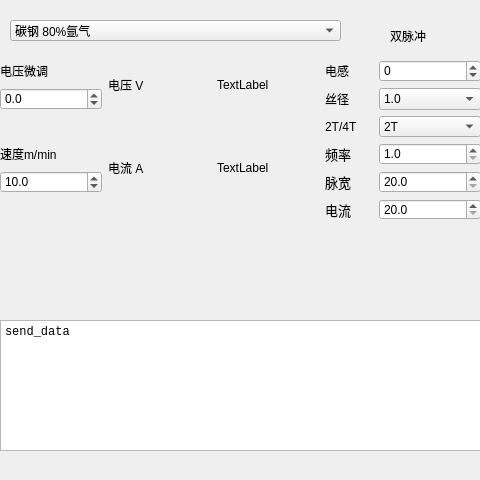
Above: untitled4/dialog_double_pulse.ui from ZIME-KING/QT_Learn before the change. Below: the same form after it.
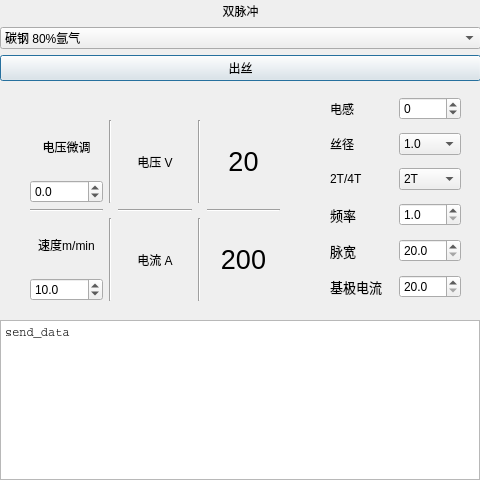
That is the form after the change.

Diff of the .ui file:
```diff
--- a/untitled4/dialog_double_pulse.ui
+++ b/untitled4/dialog_double_pulse.ui
@@ -13,92 +13,281 @@
   <property name="windowTitle">
    <string>Dialog</string>
   </property>
-  <widget class="QComboBox" name="comboBox_3">
-   <property name="geometry">
-    <rect>
-     <x>10</x>
-     <y>20</y>
-     <width>331</width>
-     <height>21</height>
-    </rect>
-   </property>
-   <property name="editable">
-    <bool>false</bool>
-   </property>
-   <property name="duplicatesEnabled">
-    <bool>false</bool>
-   </property>
-   <property name="frame">
-    <bool>true</bool>
-   </property>
-   <item>
-    <property name="text">
-     <string>碳钢 80%氩气</string>
-    </property>
-   </item>
-   <item>
-    <property name="text">
-     <string>不锈钢 80%氩气</string>
-    </property>
-   </item>
-   <item>
-    <property name="text">
-     <string>不锈钢 97.5%氩气</string>
-    </property>
-   </item>
-   <item>
-    <property name="text">
-     <string>铜硅合金 100%氩气</string>
-    </property>
-   </item>
-   <item>
-    <property name="text">
-     <string>铝硅合金 100%氩气</string>
-    </property>
-   </item>
-   <item>
-    <property name="text">
-     <string>铝镁合金</string>
-    </property>
-   </item>
-  </widget>
   <widget class="QTextEdit" name="textEdit">
    <property name="geometry">
     <rect>
      <x>0</x>
      <y>320</y>
-     <width>481</width>
-     <height>131</height>
+     <width>480</width>
+     <height>160</height>
     </rect>
    </property>
    <property name="font">
     <font>
-     <family>Courier New</family>
-     <pointsize>16</pointsize>
+     <family>Courier</family>
+     <pointsize>15</pointsize>
     </font>
    </property>
    <property name="html">
     <string>&lt;!DOCTYPE HTML PUBLIC &quot;-//W3C//DTD HTML 4.0//EN&quot; &quot;http://www.w3.org/TR/REC-html40/strict.dtd&quot;&gt;
 &lt;html&gt;&lt;head&gt;&lt;meta name=&quot;qrichtext&quot; content=&quot;1&quot; /&gt;&lt;meta charset=&quot;utf-8&quot; /&gt;&lt;style type=&quot;text/css&quot;&gt;
 p, li { white-space: pre-wrap; }
-&lt;/style&gt;&lt;/head&gt;&lt;body style=&quot; font-family:'Courier New'; font-size:16pt; font-weight:400; font-style:normal;&quot;&gt;
+&lt;/style&gt;&lt;/head&gt;&lt;body style=&quot; font-family:'Courier'; font-size:15pt; font-weight:400; font-style:normal;&quot;&gt;
 &lt;p style=&quot; margin-top:0px; margin-bottom:0px; margin-left:0px; margin-right:0px; -qt-block-indent:0; text-indent:0px;&quot;&gt;&lt;span style=&quot; font-family:'Microsoft YaHei UI'; font-size:9pt;&quot;&gt;send_data&lt;/span&gt;&lt;/p&gt;&lt;/body&gt;&lt;/html&gt;</string>
    </property>
   </widget>
-  <widget class="QWidget" name="layoutWidget">
+  <widget class="QWidget" name="">
    <property name="geometry">
     <rect>
-     <x>0</x>
-     <y>60</y>
-     <width>481</width>
-     <height>241</height>
+     <x>330</x>
+     <y>90</y>
+     <width>131</width>
+     <height>221</height>
     </rect>
    </property>
-   <layout class="QGridLayout" name="gridLayout">
-    <property name="sizeConstraint">
-     <enum>QLayout::SetMaximumSize</enum>
-    </property>
-    <item row="0" column="1" rowspan="2">
+   <layout class="QGridLayout" name="gridLayout_7">
+    <item row="0" column="0">
+     <layout class="QGridLayout" name="gridLayout">
+      <item row="0" column="0">
+       <widget class="QLabel" name="label_2">
+        <property name="minimumSize">
+         <size>
+          <width>24</width>
+          <height>21</height>
+         </size>
+        </property>
+        <property name="lineWidth">
+         <number>3</number>
+        </property>
+        <property name="text">
+         <string>电感</string>
+        </property>
+       </widget>
+      </item>
+      <item row="0" column="1">
+       <widget class="QSpinBox" name="spinBox">
+        <property name="minimum">
+         <number>-10</number>
+        </property>
+        <property name="maximum">
+         <number>10</number>
+        </property>
+       </widget>
+      </item>
+     </layout>
+    </item>
+    <item row="1" column="0">
+     <layout class="QGridLayout" name="gridLayout_2">
+      <item row="0" column="0">
+       <widget class="QLabel" name="label_6">
+        <property name="minimumSize">
+         <size>
+          <width>24</width>
+          <height>21</height>
+         </size>
+        </property>
+        <property name="lineWidth">
+         <number>3</number>
+        </property>
+        <property name="text">
+         <string>丝径</string>
+        </property>
+       </widget>
+      </item>
+      <item row="0" column="1">
+       <widget class="QComboBox" name="comboBox">
+        <item>
+         <property name="text">
+          <string>1.0</string>
+         </property>
+        </item>
+        <item>
+         <property name="text">
+          <string>0.8</string>
+         </property>
+        </item>
+        <item>
+         <property name="text">
+          <string>0.9</string>
+         </property>
+        </item>
+       </widget>
+      </item>
+     </layout>
+    </item>
+    <item row="2" column="0">
+     <layout class="QGridLayout" name="gridLayout_3">
+      <item row="0" column="0">
+       <widget class="QLabel" name="label_8">
+        <property name="minimumSize">
+         <size>
+          <width>33</width>
+          <height>21</height>
+         </size>
+        </property>
+        <property name="lineWidth">
+         <number>3</number>
+        </property>
+        <property name="text">
+         <string>2T/4T</string>
+        </property>
+       </widget>
+      </item>
+      <item row="0" column="1">
+       <widget class="QComboBox" name="comboBox_2">
+        <item>
+         <property name="text">
+          <string>2T</string>
+         </property>
+        </item>
+        <item>
+         <property name="text">
+          <string>4T</string>
+         </property>
+        </item>
+       </widget>
+      </item>
+     </layout>
+    </item>
+    <item row="3" column="0">
+     <layout class="QGridLayout" name="gridLayout_4">
+      <item row="0" column="0">
+       <widget class="QLabel" name="label_4">
+        <property name="minimumSize">
+         <size>
+          <width>48</width>
+          <height>21</height>
+         </size>
+        </property>
+        <property name="font">
+         <font>
+          <pointsize>10</pointsize>
+          <italic>false</italic>
+          <bold>false</bold>
+          <kerning>true</kerning>
+         </font>
+        </property>
+        <property name="lineWidth">
+         <number>3</number>
+        </property>
+        <property name="text">
+         <string>频率</string>
+        </property>
+       </widget>
+      </item>
+      <item row="0" column="1">
+       <widget class="QDoubleSpinBox" name="doubleSpinBox_2">
+        <property name="decimals">
+         <number>1</number>
+        </property>
+        <property name="minimum">
+         <double>1.000000000000000</double>
+        </property>
+        <property name="maximum">
+         <double>2.500000000000000</double>
+        </property>
+        <property name="singleStep">
+         <double>0.100000000000000</double>
+        </property>
+       </widget>
+      </item>
+     </layout>
+    </item>
+    <item row="4" column="0">
+     <layout class="QGridLayout" name="gridLayout_5">
+      <item row="0" column="0">
+       <widget class="QLabel" name="label_9">
+        <property name="minimumSize">
+         <size>
+          <width>48</width>
+          <height>21</height>
+         </size>
+        </property>
+        <property name="font">
+         <font>
+          <pointsize>10</pointsize>
+          <italic>false</italic>
+          <bold>false</bold>
+          <kerning>true</kerning>
+         </font>
+        </property>
+        <property name="lineWidth">
+         <number>3</number>
+        </property>
+        <property name="text">
+         <string>脉宽</string>
+        </property>
+       </widget>
+      </item>
+      <item row="0" column="1">
+       <widget class="QDoubleSpinBox" name="doubleSpinBox_4">
+        <property name="decimals">
+         <number>1</number>
+        </property>
+        <property name="minimum">
+         <double>20.000000000000000</double>
+        </property>
+        <property name="maximum">
+         <double>80.000000000000000</double>
+        </property>
+        <property name="singleStep">
+         <double>1.000000000000000</double>
+        </property>
+       </widget>
+      </item>
+     </layout>
+    </item>
+    <item row="5" column="0">
+     <layout class="QGridLayout" name="gridLayout_6">
+      <item row="0" column="0">
+       <widget class="QLabel" name="label_13">
+        <property name="font">
+         <font>
+          <pointsize>10</pointsize>
+          <italic>false</italic>
+          <bold>false</bold>
+          <kerning>true</kerning>
+         </font>
+        </property>
+        <property name="lineWidth">
+         <number>3</number>
+        </property>
+        <property name="text">
+         <string>基极电流</string>
+        </property>
+       </widget>
+      </item>
+      <item row="0" column="1">
+       <widget class="QDoubleSpinBox" name="doubleSpinBox_5">
+        <property name="decimals">
+         <number>1</number>
+        </property>
+        <property name="minimum">
+         <double>20.000000000000000</double>
+        </property>
+        <property name="maximum">
+         <double>99.000000000000000</double>
+        </property>
+        <property name="singleStep">
+         <double>1.000000000000000</double>
+        </property>
+       </widget>
+      </item>
+     </layout>
+    </item>
+   </layout>
+  </widget>
+  <widget class="QWidget" name="">
+   <property name="geometry">
+    <rect>
+     <x>30</x>
+     <y>120</y>
+     <width>250</width>
+     <height>181</height>
+    </rect>
+   </property>
+   <layout class="QGridLayout" name="gridLayout_10">
+    <item row="0" column="2">
      <widget class="QLabel" name="label_5">
       <property name="lineWidth">
        <number>3</number>
@@ -106,226 +295,139 @@
       <property name="text">
        <string>电压 V</string>
       </property>
-     </widget>
-    </item>
-    <item row="3" column="4">
-     <widget class="QDoubleSpinBox" name="doubleSpinBox_2">
-      <property name="decimals">
-       <number>1</number>
+      <property name="alignment">
+       <set>Qt::AlignCenter</set>
       </property>
-      <property name="minimum">
-       <double>1.000000000000000</double>
-      </property>
-      <property name="maximum">
-       <double>2.500000000000000</double>
-      </property>
-      <property name="singleStep">
-       <double>0.100000000000000</double>
-      </property>
      </widget>
     </item>
-    <item row="2" column="3">
-     <widget class="QLabel" name="label_8">
-      <property name="minimumSize">
-       <size>
-        <width>33</width>
-        <height>21</height>
-       </size>
+    <item row="2" column="1">
+     <widget class="Line" name="line_4">
+      <property name="orientation">
+       <enum>Qt::Vertical</enum>
       </property>
-      <property name="lineWidth">
-       <number>3</number>
-      </property>
-      <property name="text">
-       <string>2T/4T</string>
-      </property>
      </widget>
     </item>
-    <item row="1" column="3">
-     <widget class="QLabel" name="label_6">
-      <property name="minimumSize">
-       <size>
-        <width>24</width>
-        <height>21</height>
-       </size>
-      </property>
-      <property name="lineWidth">
-       <number>3</number>
-      </property>
-      <property name="text">
-       <string>丝径</string>
-      </property>
-     </widget>
-    </item>
-    <item row="1" column="4">
-     <widget class="QComboBox" name="comboBox">
-      <item>
-       <property name="text">
-        <string>1.0</string>
-       </property>
+    <item row="2" column="0">
+     <layout class="QGridLayout" name="gridLayout_9">
+      <item row="0" column="0">
+       <widget class="QLabel" name="label_12">
+        <property name="lineWidth">
+         <number>3</number>
+        </property>
+        <property name="text">
+         <string>速度m/min</string>
+        </property>
+        <property name="alignment">
+         <set>Qt::AlignCenter</set>
+        </property>
+       </widget>
       </item>
-      <item>
-       <property name="text">
-        <string>0.8</string>
-       </property>
+      <item row="1" column="0">
+       <widget class="QDoubleSpinBox" name="doubleSpinBox_3">
+        <property name="decimals">
+         <number>1</number>
+        </property>
+        <property name="minimum">
+         <double>1.000000000000000</double>
+        </property>
+        <property name="maximum">
+         <double>12.800000000000001</double>
+        </property>
+        <property name="singleStep">
+         <double>0.100000000000000</double>
+        </property>
+        <property name="value">
+         <double>10.000000000000000</double>
+        </property>
+       </widget>
       </item>
-      <item>
-       <property name="text">
-        <string>0.9</string>
-       </property>
-      </item>
-     </widget>
-    </item>
-    <item row="4" column="3">
-     <widget class="QLabel" name="label_9">
-      <property name="minimumSize">
-       <size>
-        <width>48</width>
-        <height>21</height>
-       </size>
-      </property>
-      <property name="maximumSize">
-       <size>
-        <width>48</width>
-        <height>21</height>
-       </size>
-      </property>
-      <property name="font">
-       <font>
-        <pointsize>10</pointsize>
-        <italic>false</italic>
-        <bold>false</bold>
-        <kerning>true</kerning>
-       </font>
-      </property>
-      <property name="lineWidth">
-       <number>3</number>
-      </property>
-      <property name="text">
-       <string>脉宽</string>
-      </property>
-     </widget>
+     </layout>
     </item>
     <item row="0" column="4">
-     <widget class="QSpinBox" name="spinBox">
-      <property name="minimum">
-       <number>-10</number>
-      </property>
-      <property name="maximum">
-       <number>10</number>
-      </property>
-     </widget>
-    </item>
-    <item row="3" column="2" rowspan="2">
-     <widget class="QLabel" name="label">
-      <property name="text">
-       <string>TextLabel</string>
-      </property>
-     </widget>
-    </item>
-    <item row="3" column="3">
-     <widget class="QLabel" name="label_4">
-      <property name="minimumSize">
-       <size>
-        <width>48</width>
-        <height>21</height>
-       </size>
-      </property>
-      <property name="maximumSize">
-       <size>
-        <width>48</width>
-        <height>21</height>
-       </size>
-      </property>
-      <property name="font">
-       <font>
-        <pointsize>10</pointsize>
-        <italic>false</italic>
-        <bold>false</bold>
-        <kerning>true</kerning>
-       </font>
-      </property>
-      <property name="lineWidth">
-       <number>3</number>
-      </property>
-      <property name="text">
-       <string>频率</string>
-      </property>
-     </widget>
-    </item>
-    <item row="0" column="2" rowspan="2">
      <widget class="QLabel" name="label_10">
+      <property name="font">
+       <font>
+        <pointsize>20</pointsize>
+       </font>
+      </property>
       <property name="text">
-       <string>TextLabel</string>
+       <string>20</string>
+      </property>
+      <property name="alignment">
+       <set>Qt::AlignCenter</set>
       </property>
      </widget>
     </item>
-    <item row="4" column="4">
-     <widget class="QDoubleSpinBox" name="doubleSpinBox_4">
-      <property name="decimals">
-       <number>1</number>
-      </property>
-      <property name="minimum">
-       <double>20.000000000000000</double>
-      </property>
-      <property name="maximum">
-       <double>80.000000000000000</double>
-      </property>
-      <property name="singleStep">
-       <double>1.000000000000000</double>
+    <item row="1" column="0">
+     <widget class="Line" name="line">
+      <property name="orientation">
+       <enum>Qt::Horizontal</enum>
       </property>
      </widget>
     </item>
     <item row="0" column="0">
-     <widget class="QLabel" name="label_11">
-      <property name="lineWidth">
-       <number>3</number>
+     <layout class="QGridLayout" name="gridLayout_8">
+      <item row="0" column="0">
+       <widget class="QLabel" name="label_11">
+        <property name="lineWidth">
+         <number>3</number>
+        </property>
+        <property name="text">
+         <string>电压微调</string>
+        </property>
+        <property name="alignment">
+         <set>Qt::AlignCenter</set>
+        </property>
+       </widget>
+      </item>
+      <item row="1" column="0">
+       <widget class="QDoubleSpinBox" name="doubleSpinBox">
+        <property name="decimals">
+         <number>1</number>
+        </property>
+        <property name="minimum">
+         <double>-5.000000000000000</double>
+        </property>
+        <property name="maximum">
+         <double>5.000000000000000</double>
+        </property>
+        <property name="singleStep">
+         <double>0.100000000000000</double>
+        </property>
+       </widget>
+      </item>
+     </layout>
+    </item>
+    <item row="1" column="2">
+     <widget class="Line" name="line_2">
+      <property name="orientation">
+       <enum>Qt::Horizontal</enum>
       </property>
-      <property name="text">
-       <string>电压微调</string>
+     </widget>
+    </item>
+    <item row="1" column="4">
+     <widget class="Line" name="line_3">
+      <property name="orientation">
+       <enum>Qt::Horizontal</enum>
       </property>
      </widget>
     </item>
     <item row="2" column="4">
-     <widget class="QComboBox" name="comboBox_2">
-      <item>
-       <property name="text">
-        <string>2T</string>
-       </property>
-      </item>
-      <item>
-       <property name="text">
-        <string>4T</string>
-       </property>
-      </item>
-     </widget>
-    </item>
-    <item row="3" column="0">
-     <widget class="QLabel" name="label_12">
-      <property name="lineWidth">
-       <number>3</number>
+     <widget class="QLabel" name="label">
+      <property name="font">
+       <font>
+        <pointsize>20</pointsize>
+       </font>
       </property>
       <property name="text">
-       <string>速度m/min</string>
+       <string>200</string>
       </property>
-     </widget>
-    </item>
-    <item row="1" column="0">
-     <widget class="QDoubleSpinBox" name="doubleSpinBox">
-      <property name="decimals">
-       <number>1</number>
+      <property name="alignment">
+       <set>Qt::AlignCenter</set>
       </property>
-      <property name="minimum">
-       <double>-5.000000000000000</double>
-      </property>
-      <property name="maximum">
-       <double>5.000000000000000</double>
-      </property>
-      <property name="singleStep">
-       <double>0.100000000000000</double>
-      </property>
      </widget>
     </item>
-    <item row="3" column="1" rowspan="2">
+    <item row="2" column="2">
      <widget class="QLabel" name="label_7">
       <property name="lineWidth">
        <number>3</number>
@@ -333,103 +435,105 @@
       <property name="text">
        <string>电流 A</string>
       </property>
+      <property name="alignment">
+       <set>Qt::AlignCenter</set>
+      </property>
      </widget>
     </item>
-    <item row="4" column="0">
-     <widget class="QDoubleSpinBox" name="doubleSpinBox_3">
-      <property name="decimals">
-       <number>1</number>
+    <item row="2" column="3">
+     <widget class="Line" name="line_5">
+      <property name="orientation">
+       <enum>Qt::Vertical</enum>
       </property>
-      <property name="minimum">
-       <double>1.000000000000000</double>
-      </property>
-      <property name="maximum">
-       <double>12.800000000000001</double>
-      </property>
-      <property name="singleStep">
-       <double>0.100000000000000</double>
-      </property>
-      <property name="value">
-       <double>10.000000000000000</double>
+     </widget>
+    </item>
+    <item row="0" column="1">
+     <widget class="Line" name="line_6">
+      <property name="orientation">
+       <enum>Qt::Vertical</enum>
       </property>
      </widget>
     </item>
     <item row="0" column="3">
-     <widget class="QLabel" name="label_2">
-      <property name="minimumSize">
-       <size>
-        <width>24</width>
-        <height>21</height>
-       </size>
-      </property>
-      <property name="lineWidth">
-       <number>3</number>
-      </property>
-      <property name="text">
-       <string>电感</string>
-      </property>
-     </widget>
-    </item>
-    <item row="5" column="3">
-     <widget class="QLabel" name="label_13">
-      <property name="minimumSize">
-       <size>
-        <width>48</width>
-        <height>21</height>
-       </size>
-      </property>
-      <property name="maximumSize">
-       <size>
-        <width>48</width>
-        <height>21</height>
-       </size>
-      </property>
-      <property name="font">
-       <font>
-        <pointsize>10</pointsize>
-        <italic>false</italic>
-        <bold>false</bold>
-        <kerning>true</kerning>
-       </font>
-      </property>
-      <property name="lineWidth">
-       <number>3</number>
-      </property>
-      <property name="text">
-       <string>电流</string>
-      </property>
-     </widget>
-    </item>
-    <item row="5" column="4">
-     <widget class="QDoubleSpinBox" name="doubleSpinBox_5">
-      <property name="decimals">
-       <number>1</number>
-      </property>
-      <property name="minimum">
-       <double>20.000000000000000</double>
-      </property>
-      <property name="maximum">
-       <double>99.000000000000000</double>
-      </property>
-      <property name="singleStep">
-       <double>1.000000000000000</double>
+     <widget class="Line" name="line_7">
+      <property name="orientation">
+       <enum>Qt::Vertical</enum>
       </property>
      </widget>
     </item>
    </layout>
   </widget>
-  <widget class="QLabel" name="label_3">
+  <widget class="QWidget" name="">
    <property name="geometry">
     <rect>
-     <x>390</x>
-     <y>20</y>
-     <width>61</width>
-     <height>31</height>
+     <x>0</x>
+     <y>0</y>
+     <width>481</width>
+     <height>81</height>
     </rect>
    </property>
-   <property name="text">
-    <string>双脉冲</string>
-   </property>
+   <layout class="QGridLayout" name="gridLayout_11">
+    <item row="0" column="0">
+     <widget class="QLabel" name="label_3">
+      <property name="text">
+       <string>双脉冲</string>
+      </property>
+      <property name="alignment">
+       <set>Qt::AlignCenter</set>
+      </property>
+     </widget>
+    </item>
+    <item row="1" column="0">
+     <widget class="QComboBox" name="comboBox_3">
+      <property name="editable">
+       <bool>false</bool>
+      </property>
+      <property name="duplicatesEnabled">
+       <bool>false</bool>
+      </property>
+      <property name="frame">
+       <bool>true</bool>
+      </property>
+      <item>
+       <property name="text">
+        <string>碳钢 80%氩气</string>
+       </property>
+      </item>
+      <item>
+       <property name="text">
+        <string>不锈钢 80%氩气</string>
+       </property>
+      </item>
+      <item>
+       <property name="text">
+        <string>不锈钢 97.5%氩气</string>
+       </property>
+      </item>
+      <item>
+       <property name="text">
+        <string>铜硅合金 100%氩气</string>
+       </property>
+      </item>
+      <item>
+       <property name="text">
+        <string>铝硅合金 100%氩气</string>
+       </property>
+      </item>
+      <item>
+       <property name="text">
+        <string>铝镁合金</string>
+       </property>
+      </item>
+     </widget>
+    </item>
+    <item row="2" column="0">
+     <widget class="QPushButton" name="pushButton">
+      <property name="text">
+       <string>出丝</string>
+      </property>
+     </widget>
+    </item>
+   </layout>
   </widget>
  </widget>
  <resources/>
```
